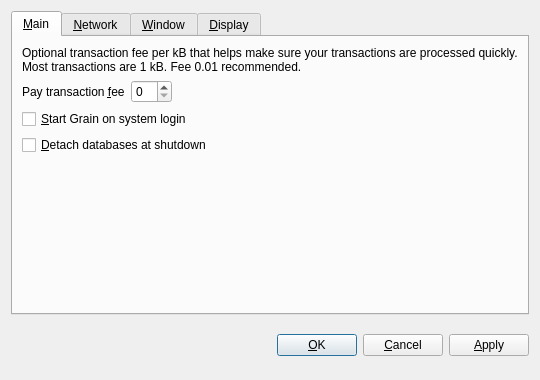
magi-retro/peercoin, file src/qt/forms/optionsdialog.ui: the form before one commit.
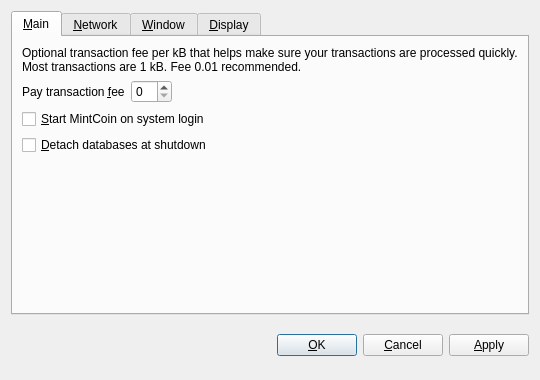
The form after the commit. Custom widgets are drawn as their Qt base class.

Commit message: FORK-MINT: [REPLACE-COINNAME] Replace GrainCoin to MintCoin.

```diff
--- a/src/qt/forms/optionsdialog.ui
+++ b/src/qt/forms/optionsdialog.ui
@@ -82,7 +82,7 @@
           <string>Automatically start Grain after logging in to the system.</string>
          </property>
          <property name="text">
-          <string>&amp;Start Grain on system login</string>
+          <string>&amp;Start MintCoin on system login</string>
          </property>
         </widget>
        </item>
```
Left out of the diff: 10 changed lines with no effect on the pictures. The commit also changes 15 other files.
